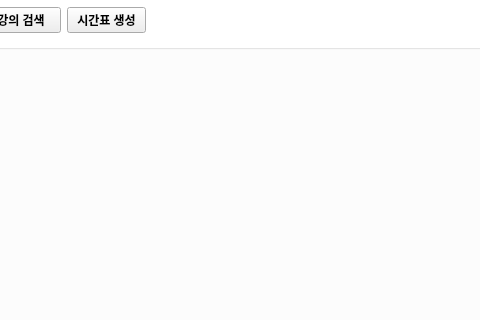
First picture: the form in magic.ui, repository rocknroll17/Lecture-Scheduler, before the edit; both pictures show x 135 to 615 and y 0 to 320 of the 1400 by 800 pixel window.
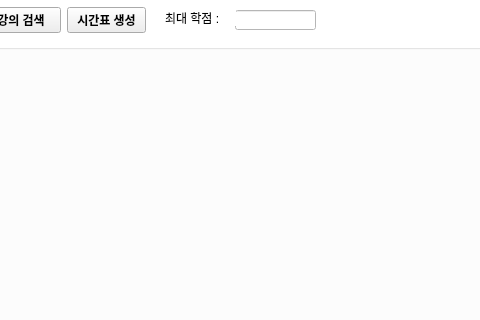
Second picture: the form after the edit.

The edit to the form file:
```diff
--- a/magic.ui
+++ b/magic.ui
@@ -272,7 +272,7 @@
     <string>그룹 삭제</string>
    </property>
   </widget>
-  <widget class="QWidget" name="">
+  <widget class="QWidget" name="layoutWidget">
    <property name="geometry">
     <rect>
      <x>30</x>
@@ -353,6 +353,29 @@
     </item>
    </layout>
   </widget>
+  <widget class="QLineEdit" name="credit_edit">
+   <property name="geometry">
+    <rect>
+     <x>370</x>
+     <y>10</y>
+     <width>81</width>
+     <height>20</height>
+    </rect>
+   </property>
+  </widget>
+  <widget class="QLabel" name="label">
+   <property name="geometry">
+    <rect>
+     <x>300</x>
+     <y>10</y>
+     <width>71</width>
+     <height>16</height>
+    </rect>
+   </property>
+   <property name="text">
+    <string>최대 학점 : </string>
+   </property>
+  </widget>
  </widget>
  <resources/>
  <connections/>
```
